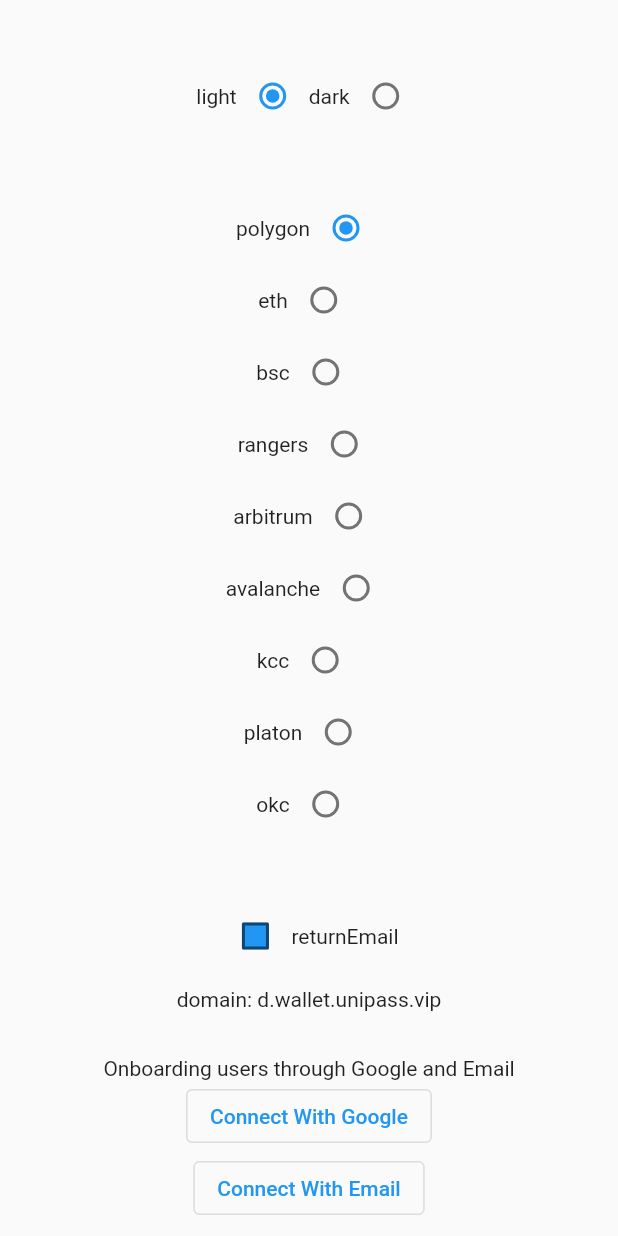
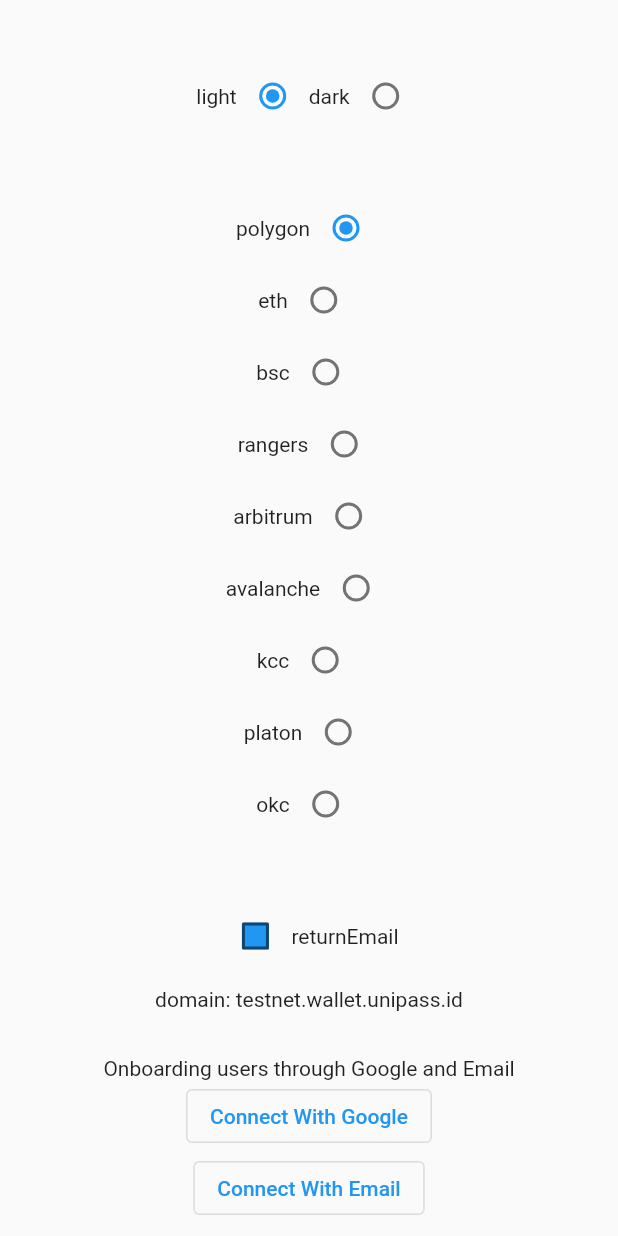
Before and after one commit to UniPassID/unipass-flutter-web-sdk, a Flutter app: the screen it shows after launch, on a phone screen of 412 x 824 dp. Run offline on Flutter 3.47's test engine with Material 2 defaults, Android fonts, the phone set to English and light mode, and no system bars; drawn by our look-alikes of oktoast; our stand-ins replace shared_preferences; missing offline and left inert: flutter_inappwebview, web3dart; accounts and stored records are empty.

Commit message:
fix: testnet url

```diff
--- a/example/lib/main.dart
+++ b/example/lib/main.dart
@@ -53,7 +53,7 @@ class _HomePageState extends State<HomePage> {
   ChainType chainType = ChainType.polygon;
   bool returnEmail = false;
 
-  String domain = "d.wallet.unipass.vip";
+  String domain = "testnet.wallet.unipass.id";
 
   int count = 0;
 
```
